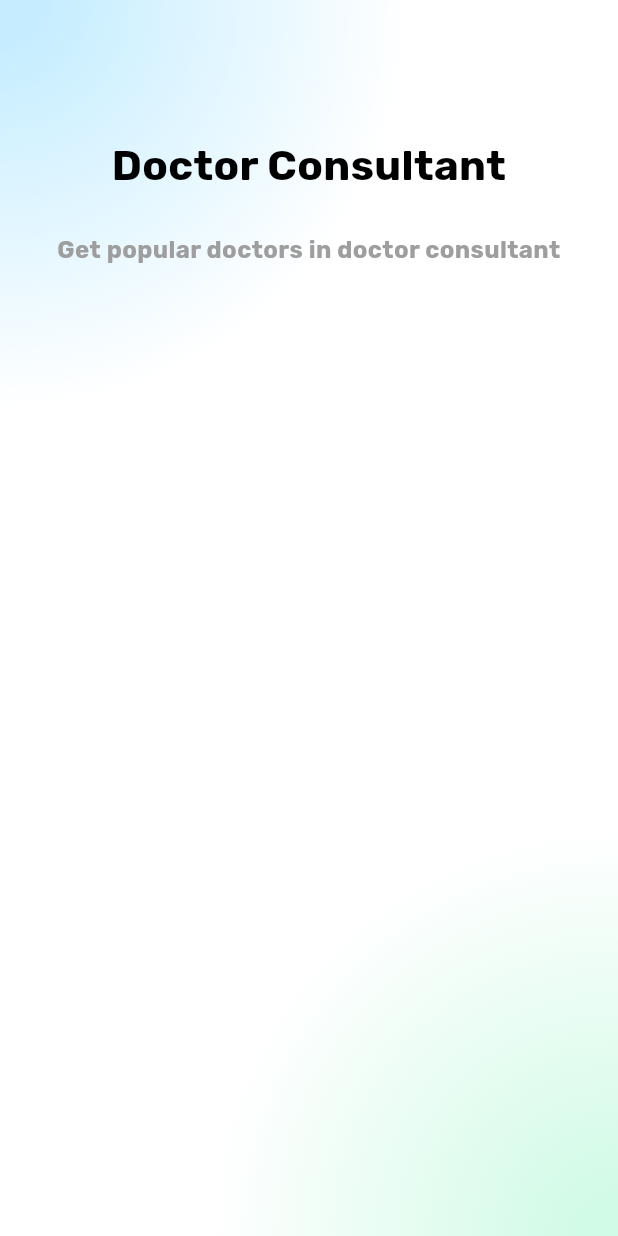
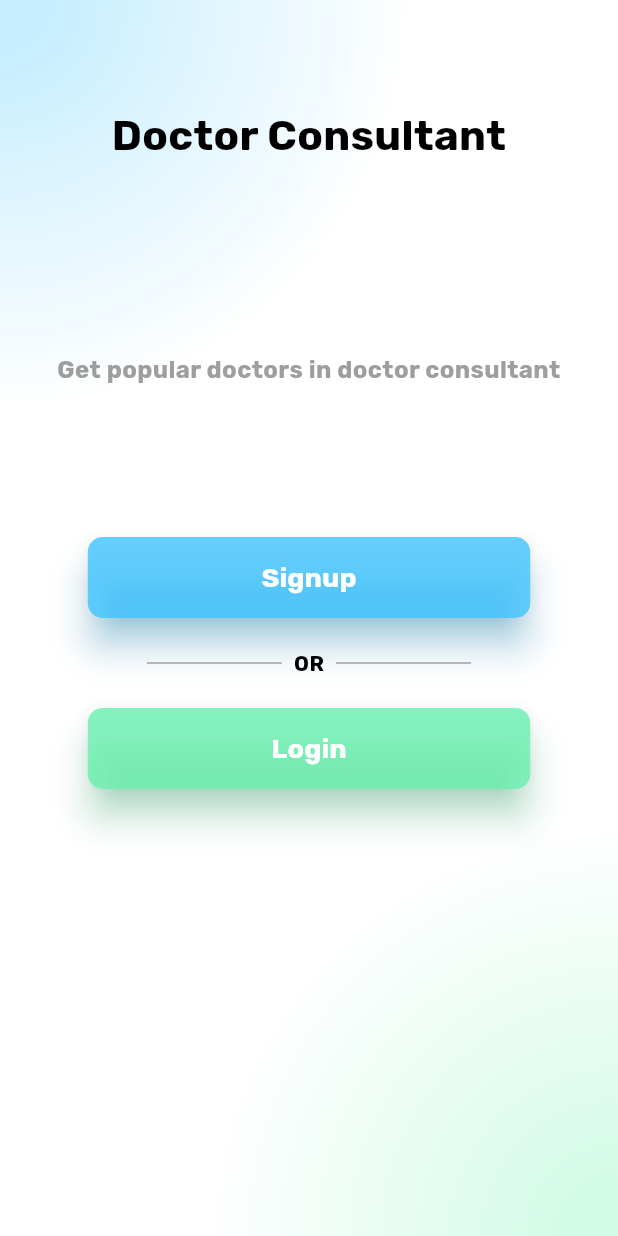
Before and after one commit to alhasann351/doctor_consultant_app_template, a Flutter app: the SignupLoginScreen screen opened by its route, on a phone screen of 412 x 824 dp. Run offline on Flutter 3.47's test engine with Material 3 defaults, Android fonts, the phone set to English and light mode, and no system bars; our stand-ins replace get, shared_preferences, smooth_page_indicator; accounts and stored records are empty.

Commit message:
signup-login-screen-design

```diff
--- a/lib/resources/colors/app_colors.dart
+++ b/lib/resources/colors/app_colors.dart
@@ -31,4 +31,10 @@ class AppColors {
   static const Color signupLoginBottomBackgroundColor = Colors.greenAccent;
   static const Color titleTextColor = Colors.black;
   static const Color descriptionTextColor = Colors.grey;
+  static const Color signupButtonBackgroundColor = Colors.lightBlueAccent;
+  static const Color loginButtonBackgroundColor = Colors.greenAccent;
+  static const Color signupButtonTextColor = Colors.white;
+  static const Color loginButtonTextColor = Colors.white;
+  static const Color dividerColor = Colors.grey;
+  static const Color dividerTextColor = Colors.black;
 }
--- a/lib/resources/components/rounded_button.dart
+++ b/lib/resources/components/rounded_button.dart
@@ -29,7 +29,7 @@ class RoundedButton extends StatelessWidget {
         shape: RoundedRectangleBorder(
           borderRadius: BorderRadius.circular(10),
         ),
-        elevation: 6,
+        elevation: 10,
       ),
       child: Text(
         title,
--- a/lib/resources/localization/languages.dart
+++ b/lib/resources/localization/languages.dart
@@ -25,6 +25,8 @@ class Languages extends Translations {
           //signup login screen
           'title_text': 'Doctor Consultant',
           'description_text': 'Get popular doctors in doctor consultant',
+          'signup_text': 'Signup',
+          'login_text': 'Login',
         },
         'bn_BD': {
           //splash screen
@@ -48,6 +50,8 @@ class Languages extends Translations {
           //signup login screen
           'title_text': 'ডাক্তার পরামর্শদাতা',
           'description_text': 'ডাক্তার পরামর্শদাতা জনপ্রিয় ডাক্তার পান',
+          'signup_text': 'নিবন্ধন করুন',
+          'login_text': 'প্রবেশ করুন',
         },
         'hi_IN': {
           //splash screen
@@ -70,7 +74,8 @@ class Languages extends Translations {
 
           //signup login screen
           'title_text': 'डॉक्टर सलाहकार',
-          'description_text': 'डॉक्टर सलाहकार में लोकप्रिय डॉक्टर प्राप्त करें',
+          'signup_text': 'साइन अप करें',
+          'login_text': 'लॉग इन करें',
         },
       };
 }
--- a/lib/views/signup_login_screen/signup_login_screen.dart
+++ b/lib/views/signup_login_screen/signup_login_screen.dart
@@ -1,3 +1,4 @@
+import 'package:doctor_consultant_app_template/resources/components/rounded_button.dart';
 import 'package:doctor_consultant_app_template/resources/fonts/app_font_style.dart';
 import 'package:flutter/material.dart';
 import 'package:get/get.dart';
@@ -62,10 +63,10 @@ class _SignupLoginScreenState extends State<SignupLoginScreen> {
               ),
             ),
           ),
-          Column(
+          ListView(
             children: [
               Padding(
-                padding: const EdgeInsets.only(top: 90),
+                padding: const EdgeInsets.only(top: 70),
                 child: Align(
                   alignment: Alignment.topCenter,
                   child: Text(
@@ -80,9 +81,15 @@ class _SignupLoginScreenState extends State<SignupLoginScreen> {
                   ),
                 ),
               ),
-              Padding(
+              const SizedBox(height: 100),
+              Center(
+                child: Padding(
                   padding: const EdgeInsets.all(25),
-                child: Text(
+                  child: Column(
+                    mainAxisAlignment: MainAxisAlignment.center,
+                    crossAxisAlignment: CrossAxisAlignment.center,
+                    children: [
+                      Text(
                         'description_text'.tr,
                         textAlign: TextAlign.center,
                         style: const TextStyle(
@@ -92,18 +99,84 @@ class _SignupLoginScreenState extends State<SignupLoginScreen> {
                           color: AppColors.descriptionTextColor,
                         ),
                       ),
+                      const SizedBox(height: 100),
+                      SizedBox(
+                        height: 54,
+                        width: 295,
+                        child: RoundedButton(
+                          backgroundColor: AppColors.signupButtonBackgroundColor
+                              .withOpacity(0.8),
+                          title: 'signup_text'.tr,
+                          textStyle: const TextStyle(
+                            fontFamily: AppFontStyle.rubik,
+                            fontWeight: FontWeight.bold,
+                            fontSize: 18,
+                            color: AppColors.signupButtonTextColor,
+                          ),
+                          onTap: () {},
+                        ),
+                      ),
+                      const SizedBox(height: 20),
+                      const Row(
+                        mainAxisAlignment: MainAxisAlignment.center,
+                        crossAxisAlignment: CrossAxisAlignment.center,
+                        children: [
+                          Center(
+                            child: SizedBox(
+                              width: 150,
+                              child: Divider(
+                                color: AppColors.dividerColor,
+                                height: 10,
+                                indent: 60,
+                              ),
+                            ),
+                          ),
+                          Padding(
+                            padding: EdgeInsets.symmetric(horizontal: 8.0),
+                            child: Text(
+                              'OR',
+                              style: TextStyle(
+                                fontFamily: AppFontStyle.rubik,
+                                fontWeight: FontWeight.bold,
+                                fontSize: 14,
+                                color: AppColors.dividerTextColor,
+                              ),
+                            ),
+                          ),
+                          Center(
+                            child: SizedBox(
+                              width: 150,
+                              child: Divider(
+                                color: AppColors.dividerColor,
+                                height: 10,
+                                endIndent: 60,
+                              ),
+                            ),
                           ),
                         ],
                       ),
-          Center(
-            child: Padding(
-              padding: const EdgeInsets.all(25),
-              child: Column(
-                mainAxisAlignment: MainAxisAlignment.center,
-                crossAxisAlignment: CrossAxisAlignment.center,
-                children: [],
+                      const SizedBox(height: 20),
+                      SizedBox(
+                        height: 54,
+                        width: 295,
+                        child: RoundedButton(
+                          backgroundColor: AppColors.loginButtonBackgroundColor
+                              .withOpacity(0.8),
+                          title: 'login_text'.tr,
+                          textStyle: const TextStyle(
+                            fontFamily: AppFontStyle.rubik,
+                            fontWeight: FontWeight.bold,
+                            fontSize: 18,
+                            color: AppColors.loginButtonTextColor,
+                          ),
+                          onTap: () {},
                         ),
                       ),
+                    ],
+                  ),
+                ),
+              )
+            ],
           )
         ],
       ),
```
Lines whose indentation alone changed are shown as unchanged.
